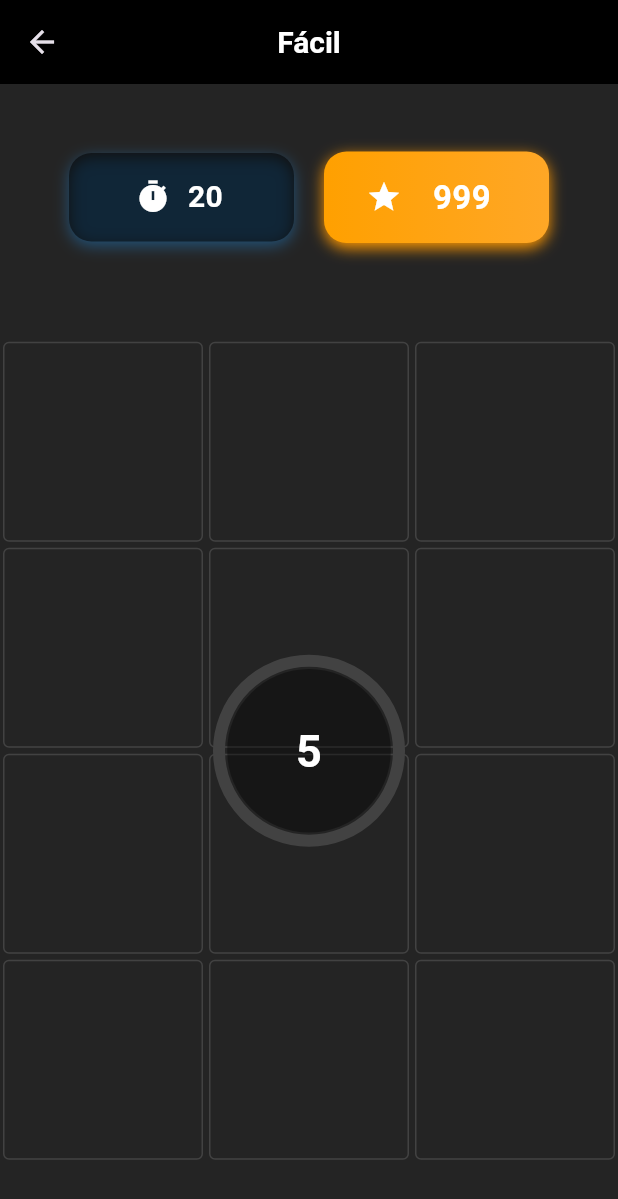
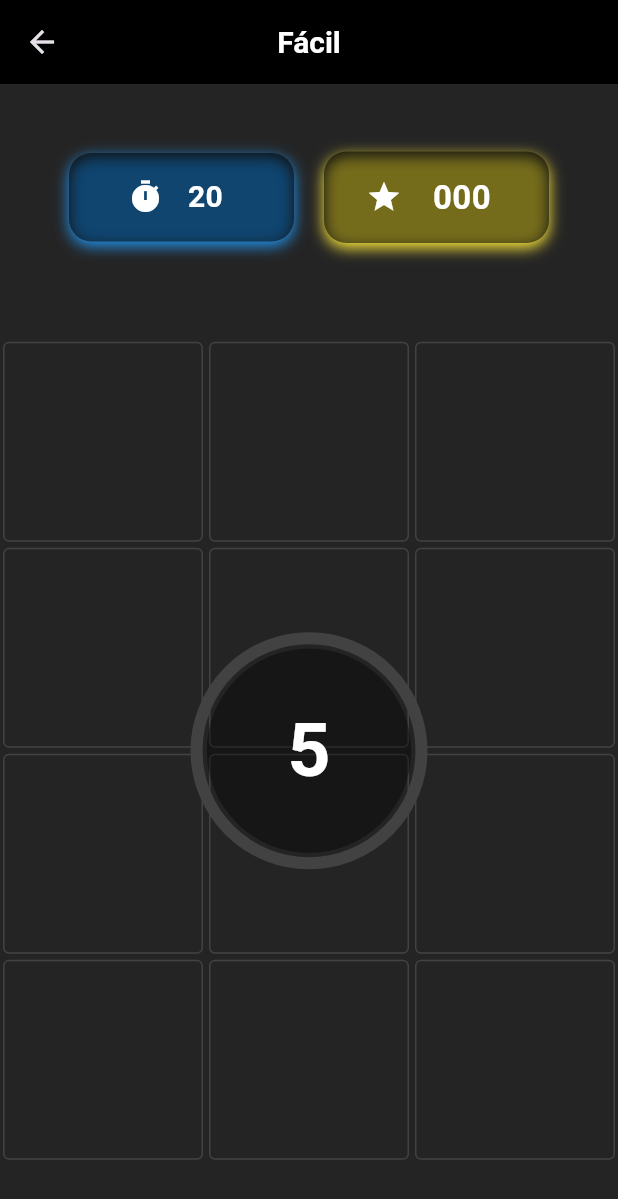
Before and after one commit to JJCD17/Color-Link, a Flutter app: the screen it shows after launch, after a tap on "Fácil", on a phone screen of 412 x 824 dp. Shown: the top 1199 px of the screen. Run offline on Flutter 3.47's test engine with Material 3 defaults, Android fonts, the phone set to English and light mode, and no system bars; drawn by our look-alikes of circular_countdown_timer; our stand-ins replace font_awesome_flutter, shared_preferences.

Commit message:
se limpia el codigo, se agrega opcion de intentar de nuevo el nivel

```diff
--- a/lib/screens/menu.dart
+++ b/lib/screens/menu.dart
@@ -53,23 +53,6 @@ class MenuScreen extends StatelessWidget {
       'icon': FontAwesomeIcons.skull,
     },
   ];
-
-  void navigateToGame(BuildContext context, Map<String, dynamic> level) {
-    Navigator.push(
-      context,
-      MaterialPageRoute(
-        builder: (_) => GameBoard(
-          gridSizeRow: level['rows'],
-          gridSizeCol: level['cols'],
-          initialTime: level['time'],
-          level: level['level'],
-          levelName: level['name'],
-          icon: level['icon'],
-          color: level['color'],
-        ),
-      ),
-    );
-  }
 
   @override
   Widget build(BuildContext context) {
@@ -159,3 +142,21 @@ class _LevelCard extends StatelessWidget {
     );
   }
 }
+
+void navigateToGame(BuildContext context, Map<String, dynamic> level) {
+  Navigator.push(
+    context,
+    MaterialPageRoute(
+      builder: (_) => GameBoard(
+        gridSizeRow: level['rows'],
+        gridSizeCol: level['cols'],
+        initialTime: level['time'],
+        level: level['level'],
+        levelName: level['name'],
+        icon: level['icon'],
+        color: level['color'],
+        time: level['time'],
+      ),
+    ),
+  );
+}
--- a/lib/widgets/game_board.dart
+++ b/lib/widgets/game_board.dart
@@ -18,6 +18,7 @@ class GameBoard extends StatefulWidget {
   final String levelName;
   final IconData icon;
   final Color color;
+  final int time;
 
   const GameBoard({
     super.key,
@@ -28,6 +29,7 @@ class GameBoard extends StatefulWidget {
     required this.levelName,
     required this.icon,
     required this.color,
+    required this.time,
   });
 
   @override
@@ -52,7 +54,6 @@ class GameBoardState extends State<GameBoard> {
   void initState() {
     super.initState();
     scoreManager = ScoreManager();
-    scoreManager.score = 999;
     _generateGrid();
 
     // Inicia automáticamente después de 3 segundos
@@ -120,6 +121,9 @@ class GameBoardState extends State<GameBoard> {
             score: scoreManager.score,
             icon: widget.icon,
             color: widget.color,
+            time: widget.time,
+            rows: widget.gridSizeRow,
+            cols: widget.gridSizeCol,
           ),
         ),
       );
@@ -172,33 +176,28 @@ class GameBoardState extends State<GameBoard> {
                     ),
                     const SizedBox(width: 20),
                     Container(
+                      //Score
                       width: 150, // Ancho fijo
                       padding: const EdgeInsets.symmetric(
                           horizontal: 20, vertical: 15),
                       decoration: BoxDecoration(
-                        gradient: LinearGradient(
-                          colors: [
-                            Colors.amber.shade700,
-                            Colors.orange.shade400,
-                          ],
-                        ),
+                        color: Colors.black54,
                         borderRadius: BorderRadius.circular(15),
                         boxShadow: [
                           BoxShadow(
-                            color: Colors.orange.withValues(),
+                            color: Colors.yellow.withValues(),
                             blurRadius: 8,
                             offset: Offset(0, 3),
                           ),
                         ],
                       ),
                       child: Row(
-                        mainAxisAlignment:
-                            MainAxisAlignment.center, // Centrado interno
+                        mainAxisAlignment: MainAxisAlignment.center,
                         children: [
                           const Icon(Icons.star, color: Colors.white, size: 24),
                           const SizedBox(width: 10),
                           SizedBox(
-                            width: 60, // Espacio reservado para el número
+                            width: 60,
                             child: Text(
                               '${scoreManager.score}'
                                   .toString()
@@ -248,14 +247,14 @@ class GameBoardState extends State<GameBoard> {
                               // Countdown timer
                               CircularCountDownTimer(
                                 duration: 5,
-                                width: 120,
-                                height: 120,
+                                width: 150,
+                                height: 150,
                                 ringColor: Colors.grey[800]!,
                                 fillColor: Colors.blueAccent,
                                 backgroundColor: Colors.black38,
                                 strokeWidth: 8,
                                 textStyle: TextStyle(
-                                  fontSize: 30,
+                                  fontSize: 50,
                                   color: Colors.white,
                                   fontWeight: FontWeight.bold,
                                 ),
@@ -269,21 +268,23 @@ class GameBoardState extends State<GameBoard> {
                           );
                         },
                       )
-                    : Center(
+                    : // Tablero
+                    Center(
                         child: Column(
                           mainAxisSize: MainAxisSize.min,
                           children: List.generate(widget.gridSizeRow, (row) {
                             return Row(
                               mainAxisSize: MainAxisSize.min,
-                              children: List.generate(widget.gridSizeCol, (
-                                col,
-                              ) {
+                              children:
+                                  List.generate(widget.gridSizeCol, (col) {
                                 return SizedBox(
                                   width: cellSize,
                                   height: cellSize,
                                   child: GestureDetector(
                                     onTap: () {
                                       final tappedPoint = grid[row][col];
+
+                                      // Si el punto ya estaba seleccionado, se deselecciona
                                       if (tappedPoint.isSelected) {
                                         setState(() {
                                           tappedPoint.isSelected = false;
@@ -292,27 +293,29 @@ class GameBoardState extends State<GameBoard> {
                                         return;
                                       }
 
+                                      // Solo se pueden seleccionar un máximo de 2 puntos a la vez
                                       if (selectedPoints.length < 2) {
                                         setState(() {
                                           tappedPoint.isSelected = true;
                                           selectedPoints.add(tappedPoint);
                                         });
 
+                                        // Cuando hay 2 puntos seleccionados, se evalúan
                                         if (selectedPoints.length == 2) {
                                           final p1 = selectedPoints[0];
                                           final p2 = selectedPoints[1];
 
+                                          // Si los puntos son distintos y del mismo color
                                           if (p1 != p2 &&
                                               p1.color == p2.color) {
-                                            //Se encontro par
+                                            // Se encontró un par válido
                                             scoreManager.addPoints(
-                                              level: widget.level,
-                                            );
+                                                level: widget.level);
+
+                                            // Pequeña espera antes de ocultar los puntos encontrados
                                             Future.delayed(
                                                 const Duration(
-                                                milliseconds: 150,
-                                              ),
-                                              () {
+                                                    milliseconds: 100), () {
                                               setState(() {
                                                 for (var point
                                                     in selectedPoints) {
@@ -320,58 +323,55 @@ class GameBoardState extends State<GameBoard> {
                                                 }
                                               });
 
+                                              // Pequeña espera adicional para limpiar selección
                                               Future.delayed(
                                                   const Duration(
-                                                    milliseconds: 200,
-                                                  ),
-                                                  () {
+                                                      milliseconds: 150), () {
                                                 setState(() {
                                                   selectedPoints.clear();
 
-                                                      final anyVisible =
-                                                          grid.any(
+                                                  // Verifica si aún quedan puntos visibles
+                                                  final anyVisible = grid.any(
                                                       (row) => row.any(
                                                           (point) =>
-                                                              point.isVisible,
-                                                        ),
-                                                      );
+                                                              point.isVisible));
 
                                                   if (!anyVisible) {
+                                                    // Si no quedan puntos, se genera nuevo tablero y se agrega tiempo
                                                     _generateGrid();
                                                     timerKey.currentState
                                                         ?.addTimeByLevel(
                                                             widget.level);
                                                   }
                                                 });
-                                                  },
-                                                );
-                                              },
-                                            );
+                                              });
+                                            });
                                           } else {
-                                            //Fallo al encontrar el par
-                                            scoreManager.subtractPoints(
-                                              widget.level,
-                                            );
+                                            // No son del mismo color o es el mismo punto
+                                            scoreManager
+                                                .subtractPoints(widget.level);
+
+                                            // Pequeña espera antes de deseleccionar y penalizar
                                             Future.delayed(
                                                 const Duration(
-                                                milliseconds: 150,
-                                              ),
-                                              () {
+                                                    milliseconds: 150), () {
                                               setState(() {
                                                 for (var point
                                                     in selectedPoints) {
                                                   point.isSelected = false;
                                                 }
                                                 selectedPoints.clear();
+                                                // Penalización de tiempo por error
                                                 timerKey.currentState
                                                     ?.subtractTime(2);
                                               });
-                                              },
-                                            );
+                                            });
                                           }
                                         }
                                       }
                                     },
+
+                                    // Widget que representa visualmente cada punto
                                     child: PointTile(
                                       color: grid[row][col].color,
                                       isSelected: grid[row][col].isSelected,
--- a/lib/widgets/timer_widget.dart
+++ b/lib/widgets/timer_widget.dart
@@ -42,25 +42,25 @@ class TimerWidgetState extends State<TimerWidget> {
     });
   }
 
-  //funcion que suma 20 segundos al tiempo actual
+  //funcion que suma segundos al tiempo actual
   void addTimeByLevel(int level) {
     int extraTime;
 
     switch (level) {
       case 1: // Fácil
-        extraTime = 20;
+        extraTime = 12;
         break;
       case 2: // Medio
-        extraTime = 18;
+        extraTime = 10;
         break;
       case 3: // Difícil
-        extraTime = 15;
+        extraTime = 8;
         break;
       case 4: // Extremo
-        extraTime = 12;
+        extraTime = 6;
         break;
       case 5: // Legendario
-        extraTime = 5;
+        extraTime = 4;
         break;
       default:
         extraTime = 15;
@@ -93,7 +93,7 @@ class TimerWidgetState extends State<TimerWidget> {
         borderRadius: BorderRadius.circular(15),
         boxShadow: [
           BoxShadow(
-            color: Colors.blue.withOpacity(0.4),
+            color: Colors.blue.withValues(),
             blurRadius: 8,
             offset: Offset(0, 3),
           ),
@@ -106,7 +106,7 @@ class TimerWidgetState extends State<TimerWidget> {
           const Icon(Icons.timer, color: Colors.white, size: 24),
           const SizedBox(width: 8),
           SizedBox(
-            width: 30,
+            width: 40,
             child: Text(
               '$currentTime'.toString().padLeft(2, '0'),
               textAlign: TextAlign.center,
```
Also changed, not shown: lib/screens/end_game.dart (+20 -4 lines). Lines whose indentation alone changed are shown as unchanged.
